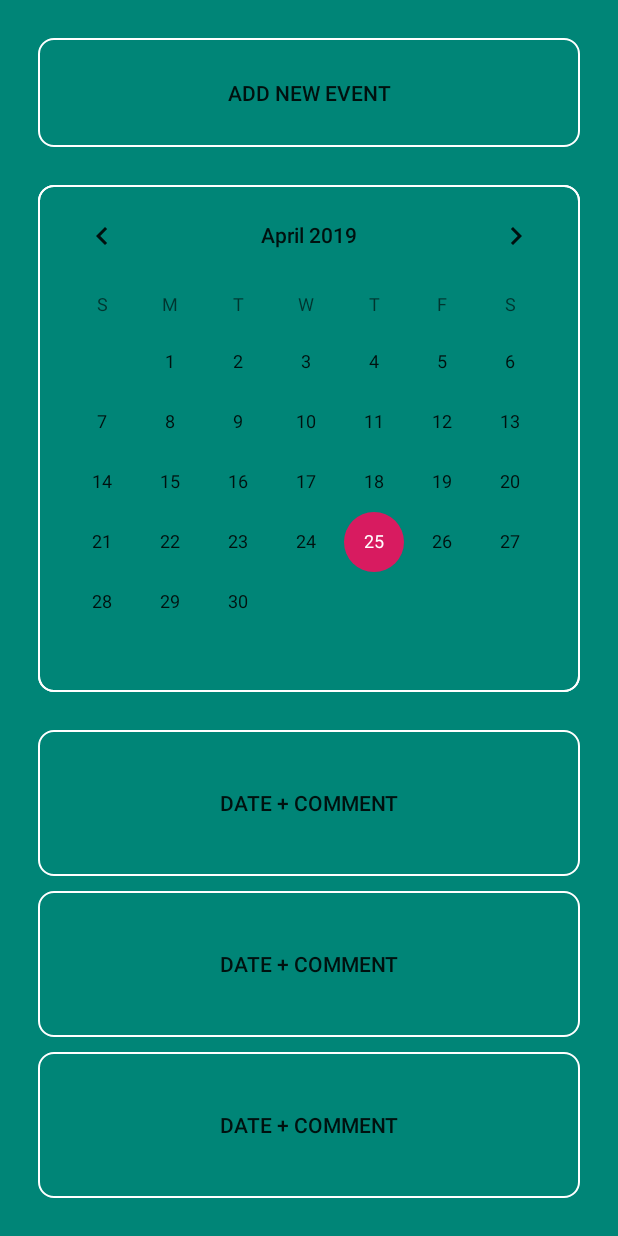
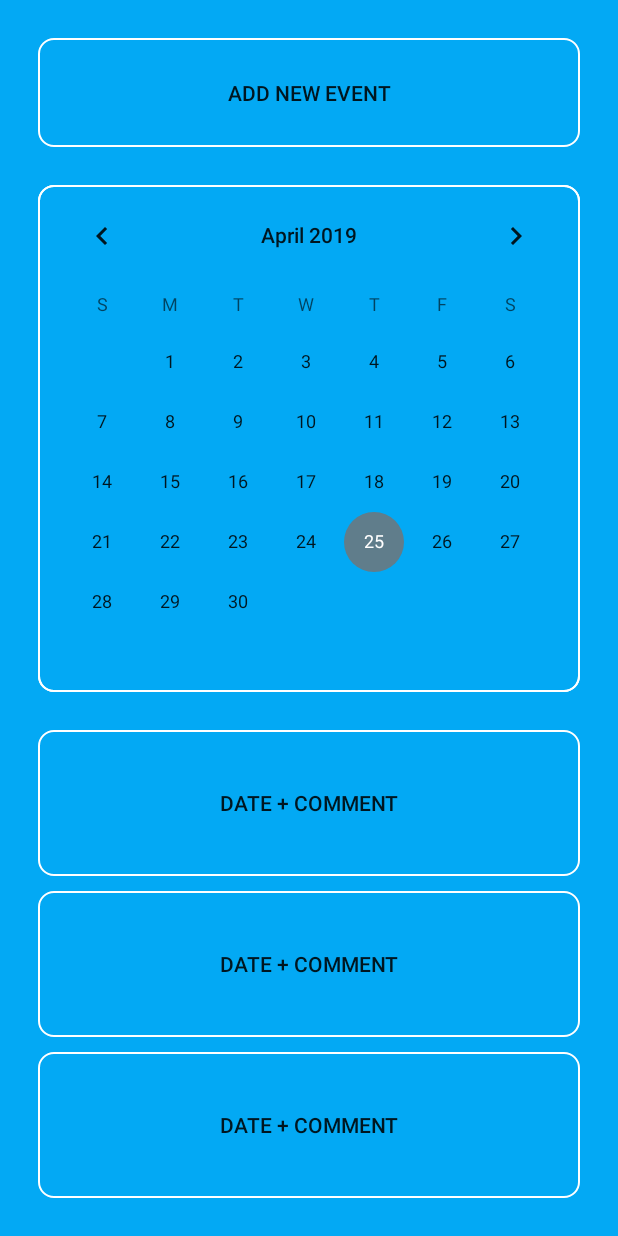
Before and after one commit to Kitilonom/NeHouse, an Android app: the layout calendar.xml on its own in the app's theme, with its tools: preview values and no code run, on a phone screen of 412 x 824 dp. Run offline under Robolectric (Android 15) with nearby library versions, the phone set to English and light mode, and no system bars.

Commit message:
colors updated

```diff
--- a/app/src/main/res/values/colors.xml
+++ b/app/src/main/res/values/colors.xml
@@ -1,6 +1,8 @@
 <?xml version="1.0" encoding="utf-8"?>
 <resources>
-    <color name="colorPrimary">#008577</color>
-    <color name="colorPrimaryDark">#00574B</color>
-    <color name="colorAccent">#D81B60</color>
+    <color name="colorPrimary">#03a9f4</color>
+    <color name="colorPrimaryDark">#0288d1</color>
+    <color name="colorAccent">#607d8b</color>
+    <color name="colorWhite">#ffffff</color>
+    <color name="colorPrimaryLight">#b3e5fc</color>
 </resources>
```
